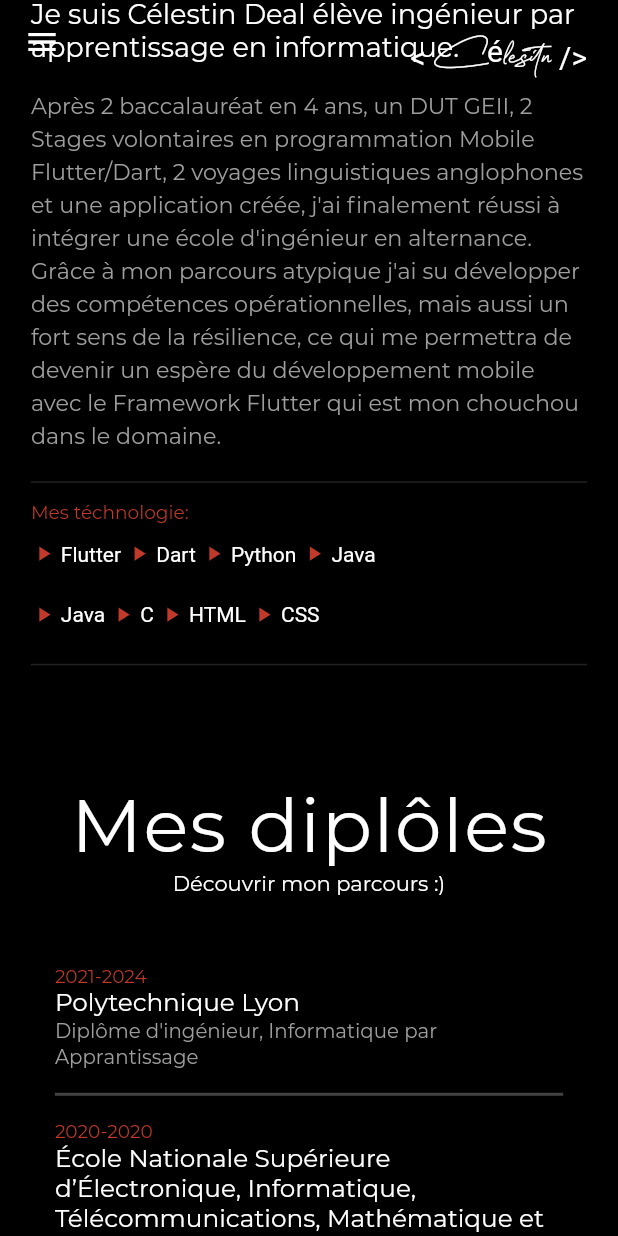
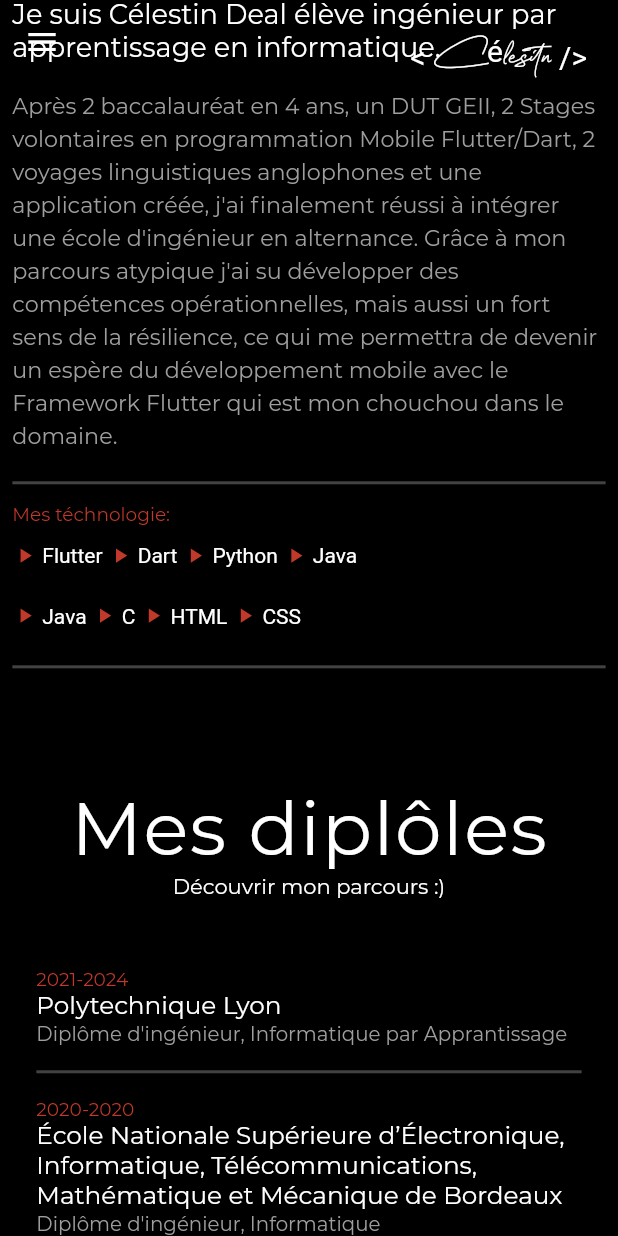
Before and after one commit to celestindeal/cv, a Flutter app: the screen it shows after launch, scrolled down 1152 dp, on a phone screen of 412 x 824 dp. Run offline on Flutter 3.47's test engine with Material 2 defaults, Android fonts, the phone set to English and light mode, and no system bars; our stand-ins replace animated_text_kit, carousel_slider, flip_card, google_fonts, responsive_builder, shared_preferences and 1 more; missing offline and left inert: universal_html; network calls fail; statements that could not run were skipped.

Commit message:
forma pour le téléphone

```diff
--- a/lib/sections/Experiance/FormationMobile.dart
+++ b/lib/sections/Experiance/FormationMobile.dart
@@ -17,7 +17,7 @@ class ExperianceMobile extends StatelessWidget {
     return Container(
       height: height,
       padding: EdgeInsets.symmetric(
-        horizontal: width * 0.05,
+        horizontal: width * 0.02,
       ),
       color: _themeProvider.lightTheme ? Colors.white : Colors.black,
       child: Column(
--- a/lib/sections/Formation/FormationMobile.dart
+++ b/lib/sections/Formation/FormationMobile.dart
@@ -17,7 +17,7 @@ class FormationMobile extends StatelessWidget {
     return Container(
       height: height,
       padding: EdgeInsets.symmetric(
-        horizontal: width * 0.05,
+        horizontal: width * 0.02,
       ),
       color: _themeProvider.lightTheme ? Colors.white : Colors.black,
       child: Column(
--- a/lib/sections/about/mobileAbout.dart
+++ b/lib/sections/about/mobileAbout.dart
@@ -16,7 +16,7 @@ class AboutMobile extends StatelessWidget {
 
     return Container(
       padding: EdgeInsets.symmetric(
-        horizontal: width * 0.05,
+        horizontal: width * 0.02,
       ),
       color: _themeProvider.lightTheme ? Colors.white : Colors.black,
       child: Column(
@@ -68,7 +68,7 @@ class AboutMobile extends StatelessWidget {
           Container(
             decoration: BoxDecoration(
               border: Border(
-                bottom: BorderSide(color: Colors.grey[900], width: 1.0),
+                bottom: BorderSide(color: Colors.grey[800], width: 2.0),
               ),
             ),
           ),
@@ -105,64 +105,13 @@ class AboutMobile extends StatelessWidget {
           Container(
             decoration: BoxDecoration(
               border: Border(
-                bottom: BorderSide(color: Colors.grey[900], width: 1.0),
+                bottom: BorderSide(color: Colors.grey[800], width: 2.0),
               ),
             ),
           ),
           SizedBox(
             height: height * 0.02,
           ),
-          // AboutMeMetaData(
-          //   data: "Nom",
-          //   information: "Deal Célestin",
-          //   alignment: Alignment.centerLeft,
-          // ),
-          // AboutMeMetaData(
-          //   data: "Email",
-          //   information: "celestindeal42@gmail.com",
-          //   alignment: Alignment.centerLeft,
-          // ),
-          // SizedBox(
-          //   height: height * 0.015,
-          // ),
-          // Align(
-          //   alignment: Alignment.centerLeft,
-          //   child: Row(
-          //     children: [
-          //       Padding(
-          //         padding: const EdgeInsets.all(8.0),
-          //         child: OutlinedCustomBtn(
-          //             btnText: "Resume",
-          //             onPressed: () {
-          //               kIsWeb
-          //                   ? html.window.open(
-          //                       'https://drive.google.com/uc?export=view&id=1OOdcdGEN3thVvpZ4cl_MM0LT-GCMuLIE',
-          //                       "pdf")
-          //                   : launchURL(
-          //                       'https://drive.google.com/uc?export=view&id=1OOdcdGEN3thVvpZ4cl_MM0LT-GCMuLIE');
-          //             }),
-          //       ),
-          //       Container(
-          //         width: width * 0.2,
-          //         decoration: BoxDecoration(
-          //           border: Border(
-          //             bottom: BorderSide(color: Colors.grey[900], width: 2.0),
-          //           ),
-          //         ),
-          //       ),
-          //     ],
-          //   ),
-          // ),
-          // Row(
-          //   children: [
-          //     for (int i = 0; i < kCommunityLogo.length; i++)
-          //       CommunityIconBtn(
-          //         icon: kCommunityLogo[i],
-          //         link: kCommunityLinks[i],
-          //         height: _communityLogoHeight[i],
-          //       ),
-          //   ],
-          // ),
         ],
       ),
     );
```
